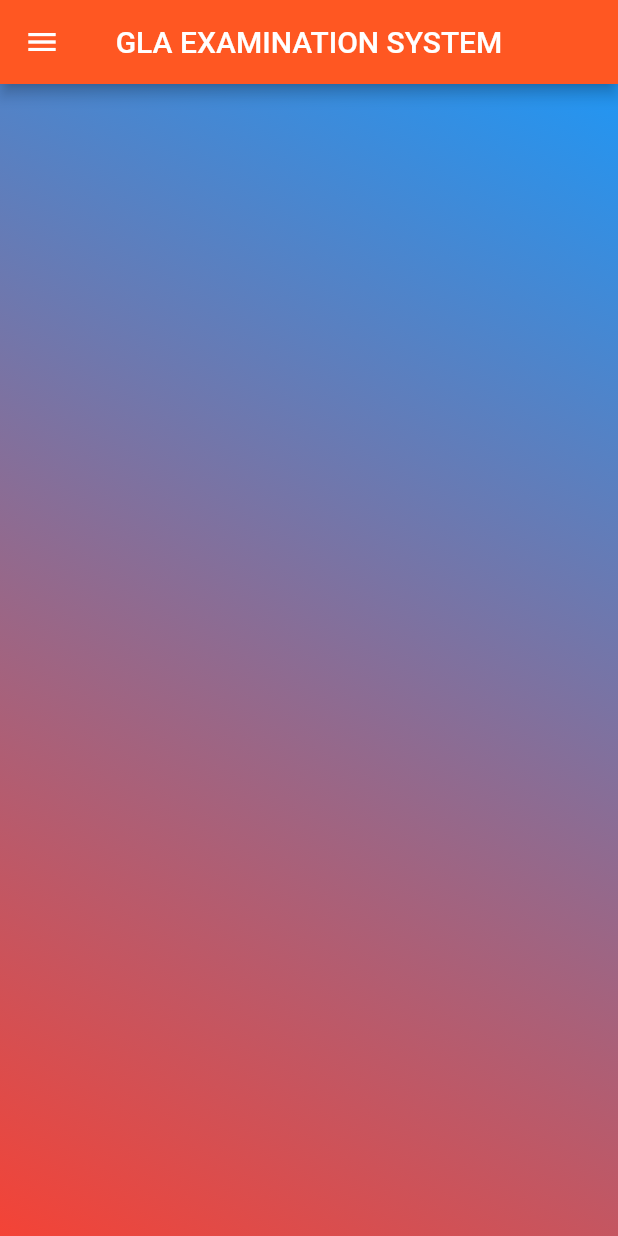
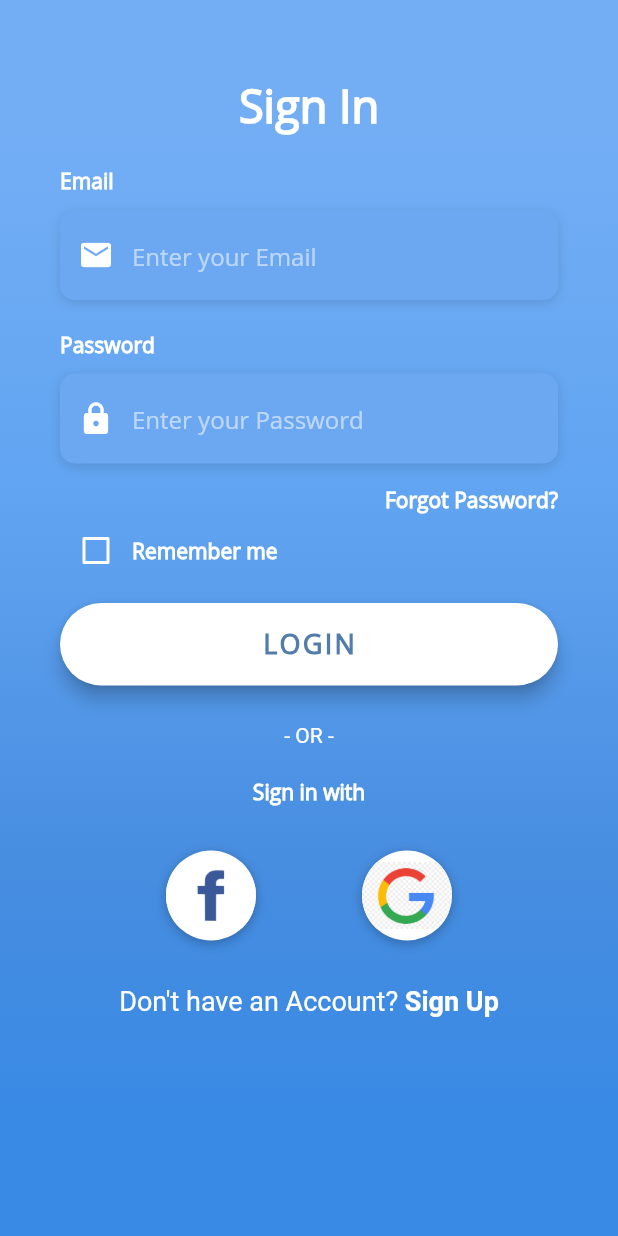
Before and after one commit to Anurodh437/Online_Examination_App_Flutter, a Flutter app: the screen it shows after launch, on a phone screen of 412 x 824 dp. Run offline on Flutter 3.47's test engine with Material 2 defaults, Android fonts, the phone set to English and light mode, and no system bars.

Commit message:
Added some new files.

```diff
--- /dev/null
+++ b/lib/Screens/LoginScreen.dart
@@ -0,0 +1,312 @@
+import 'package:flutter/material.dart';
+import 'package:flutter/services.dart';
+import 'package:trial_app/utilities/constants.dart';
+
+class LoginScreen extends StatefulWidget {
+  @override
+  _LoginScreenState createState() => _LoginScreenState();
+}
+
+class _LoginScreenState extends State<LoginScreen> {
+  bool _rememberMe = false;
+
+  Widget _buildEmailTF() {
+    return Column(
+      crossAxisAlignment: CrossAxisAlignment.start,
+      children: <Widget>[
+        Text(
+          'Email',
+          style: kLabelStyle,
+        ),
+        SizedBox(height: 10.0),
+        Container(
+          alignment: Alignment.centerLeft,
+          decoration: kBoxDecorationStyle,
+          height: 60.0,
+          child: TextField(
+            keyboardType: TextInputType.emailAddress,
+            style: TextStyle(
+              color: Colors.white,
+              fontFamily: 'OpenSans',
+            ),
+            decoration: InputDecoration(
+              border: InputBorder.none,
+              contentPadding: EdgeInsets.only(top: 14.0),
+              prefixIcon: Icon(
+                Icons.email,
+                color: Colors.white,
+              ),
+              hintText: 'Enter your Email',
+              hintStyle: kHintTextStyle,
+            ),
+          ),
+        ),
+      ],
+    );
+  }
+
+  Widget _buildPasswordTF() {
+    return Column(
+      crossAxisAlignment: CrossAxisAlignment.start,
+      children: <Widget>[
+        Text(
+          'Password',
+          style: kLabelStyle,
+        ),
+        SizedBox(height: 10.0),
+        Container(
+          alignment: Alignment.centerLeft,
+          decoration: kBoxDecorationStyle,
+          height: 60.0,
+          child: TextField(
+            obscureText: true,
+            style: TextStyle(
+              color: Colors.white,
+              fontFamily: 'OpenSans',
+            ),
+            decoration: InputDecoration(
+              border: InputBorder.none,
+              contentPadding: EdgeInsets.only(top: 14.0),
+              prefixIcon: Icon(
+                Icons.lock,
+                color: Colors.white,
+              ),
+              hintText: 'Enter your Password',
+              hintStyle: kHintTextStyle,
+            ),
+          ),
+        ),
+      ],
+    );
+  }
+
+  Widget _buildForgotPasswordBtn() {
+    return Container(
+      alignment: Alignment.centerRight,
+      child: FlatButton(
+        onPressed: () => print('Forgot Password Button Pressed'),
+        padding: EdgeInsets.only(right: 0.0),
+        child: Text(
+          'Forgot Password?',
+          style: kLabelStyle,
+        ),
+      ),
+    );
+  }
+
+  Widget _buildRememberMeCheckbox() {
+    return Container(
+      height: 20.0,
+      child: Row(
+        children: <Widget>[
+          Theme(
+            data: ThemeData(unselectedWidgetColor: Colors.white),
+            child: Checkbox(
+              value: _rememberMe,
+              checkColor: Colors.green,
+              activeColor: Colors.white,
+              onChanged: (value) {
+                setState(() {
+                  _rememberMe = value;
+                });
+              },
+            ),
+          ),
+          Text(
+            'Remember me',
+            style: kLabelStyle,
+          ),
+        ],
+      ),
+    );
+  }
+
+  Widget _buildLoginBtn() {
+    return Container(
+      padding: EdgeInsets.symmetric(vertical: 25.0),
+      width: double.infinity,
+      child: RaisedButton(
+        elevation: 5.0,
+        onPressed: () => print('Login Button Pressed'),
+        padding: EdgeInsets.all(15.0),
+        shape: RoundedRectangleBorder(
+          borderRadius: BorderRadius.circular(30.0),
+        ),
+        color: Colors.white,
+        child: Text(
+          'LOGIN',
+          style: TextStyle(
+            color: Color(0xFF527DAA),
+            letterSpacing: 1.5,
+            fontSize: 18.0,
+            fontWeight: FontWeight.bold,
+            fontFamily: 'OpenSans',
+          ),
+        ),
+      ),
+    );
+  }
+
+  Widget _buildSignInWithText() {
+    return Column(
+      children: <Widget>[
+        Text(
+          '- OR -',
+          style: TextStyle(
+            color: Colors.white,
+            fontWeight: FontWeight.w400,
+          ),
+        ),
+        SizedBox(height: 20.0),
+        Text(
+          'Sign in with',
+          style: kLabelStyle,
+        ),
+      ],
+    );
+  }
+
+  Widget _buildSocialBtn(Function onTap, AssetImage logo) {
+    return GestureDetector(
+      onTap: onTap,
+      child: Container(
+        height: 60.0,
+        width: 60.0,
+        decoration: BoxDecoration(
+          shape: BoxShape.circle,
+          color: Colors.white,
+          boxShadow: [
+            BoxShadow(
+              color: Colors.black26,
+              offset: Offset(0, 2),
+              blurRadius: 6.0,
+            ),
+          ],
+          image: DecorationImage(
+            image: logo,
+          ),
+        ),
+      ),
+    );
+  }
+
+  Widget _buildSocialBtnRow() {
+    return Padding(
+      padding: EdgeInsets.symmetric(vertical: 30.0),
+      child: Row(
+        mainAxisAlignment: MainAxisAlignment.spaceEvenly,
+        children: <Widget>[
+          _buildSocialBtn(
+                () => print('Login with Facebook'),
+            AssetImage(
+              'assets/facebook.jpg',
+            ),
+          ),
+          _buildSocialBtn(
+                () => print('Login with Google'),
+            AssetImage(
+              'assets/google.jpg',
+            ),
+          ),
+        ],
+      ),
+    );
+  }
+
+  Widget _buildSignupBtn() {
+    return GestureDetector(
+      onTap: () => print('Sign Up Button Pressed'),
+      child: RichText(
+        text: TextSpan(
+          children: [
+            TextSpan(
+              text: 'Don\'t have an Account? ',
+              style: TextStyle(
+                color: Colors.white,
+                fontSize: 18.0,
+                fontWeight: FontWeight.w400,
+              ),
+            ),
+            TextSpan(
+              text: 'Sign Up',
+              style: TextStyle(
+                color: Colors.white,
+                fontSize: 18.0,
+                fontWeight: FontWeight.bold,
+              ),
+            ),
+          ],
+        ),
+      ),
+    );
+  }
+
+  @override
+  Widget build(BuildContext context) {
+    return Scaffold(
+      body: AnnotatedRegion<SystemUiOverlayStyle>(
+        value: SystemUiOverlayStyle.light,
+        child: GestureDetector(
+          onTap: () => FocusScope.of(context).unfocus(),
+          child: Stack(
+            children: <Widget>[
+              Container(
+                height: double.infinity,
+                width: double.infinity,
+                decoration: BoxDecoration(
+                  gradient: LinearGradient(
+                    begin: Alignment.topCenter,
+                    end: Alignment.bottomCenter,
+                    colors: [
+                      Color(0xFF73AEF5),
+                      Color(0xFF61A4F1),
+                      Color(0xFF478DE0),
+                      Color(0xFF398AE5),
+                    ],
+                    stops: [0.1, 0.4, 0.7, 0.9],
+                  ),
+                ),
+              ),
+              Container(
+                height: double.infinity,
+                child: SingleChildScrollView(
+                 // physics: AlwaysScrollableScrollPhysics(),
+                  padding: EdgeInsets.symmetric(
+                    horizontal: 40.0,
+                    vertical: 50.0,
+                  ),
+                  child: Column(
+                    mainAxisAlignment: MainAxisAlignment.center,
+                    children: <Widget>[
+                      Text(
+                        'Sign In',
+                        style: TextStyle(
+                          color: Colors.white,
+                          fontFamily: 'OpenSans',
+                          fontSize: 30.0,
+                          fontWeight: FontWeight.bold,
+                        ),
+                      ),
+                      SizedBox(height: 20.0),
+                      _buildEmailTF(),
+                      SizedBox(
+                        height: 20.0,
+                      ),
+                      _buildPasswordTF(),
+                      _buildForgotPasswordBtn(),
+                      _buildRememberMeCheckbox(),
+                      _buildLoginBtn(),
+                      _buildSignInWithText(),
+                      _buildSocialBtnRow(),
+                      _buildSignupBtn(),
+                    ],
+                  ),
+                ),
+              )
+            ],
+          ),
+        ),
+      ),
+    );
+  }
+}
--- /dev/null
+++ b/lib/Screens/mainscreen.dart
@@ -0,0 +1,76 @@
+import 'package:flutter/material.dart';
+import 'package:flutter/widgets.dart';
+import 'package:trial_app/Screens/LoginScreen.dart';
+
+
+class MainPage extends StatelessWidget {
+  // This widget is the root of your application.
+  @override
+  Widget build(BuildContext context) {
+    return MaterialApp(
+      title: "Gla Student Login App",
+      debugShowCheckedModeBanner: false,
+      home: LoginScreen(),
+    );
+  }
+}
+
+class GlaApp extends StatefulWidget {
+  @override
+  _GlaAppState createState() => _GlaAppState();
+}
+
+class _GlaAppState extends State<GlaApp> {
+  @override
+  Widget build(BuildContext context) {
+    return Scaffold(
+      appBar: AppBar(
+        centerTitle: true,
+        title: Text("GLA EXAMINATION SYSTEM"),
+        backgroundColor: Colors.deepOrange,
+      ),
+      drawer: Drawer(
+        child: ListView(
+          padding: EdgeInsets.all(0),
+          children: <Widget>[
+            UserAccountsDrawerHeader(
+              decoration: BoxDecoration(
+                color: Colors.deepOrange,
+              ),
+              accountName:Text("Name",style: TextStyle(fontSize: 20,fontWeight: FontWeight.bold)),
+              accountEmail: Text("Email Id"),
+              currentAccountPicture: CircleAvatar(
+                backgroundImage: AssetImage("assets/gla-university-logo.jpg"),
+              ),
+            ),
+            ListTile(
+                leading: Icon(Icons.settings,color: Colors.cyan,size: 29),
+                title: Text("Settings",style: TextStyle(fontWeight: FontWeight.bold,fontSize: 20)),
+                onTap: (){
+                  Navigator.pop(context);
+                }
+            ),
+            ListTile(
+              leading: Icon(Icons.logout,color: Colors.red,size: 29),
+              title: Text("Logout",style: TextStyle(fontWeight: FontWeight.bold,fontSize: 20)),
+              onTap: () {
+                Navigator.pop(context);
+              },
+            )
+          ],
+        ),
+      ),
+      body: Container(
+        decoration: BoxDecoration(
+            gradient: LinearGradient(
+                begin: Alignment.topRight,
+                end: Alignment.bottomLeft,
+                colors: [
+                  Colors.blue,
+                  Colors.red,
+                ])
+        ),
+      ),
+    );
+  }
+}
--- a/lib/main.dart
+++ b/lib/main.dart
@@ -1,5 +1,6 @@
 import 'package:flutter/material.dart';
 import 'package:flutter/widgets.dart';
+import 'package:trial_app/Screens/LoginScreen.dart';
 
 void main() {
   runApp(MyApp());
@@ -12,67 +13,8 @@ class MyApp extends StatelessWidget {
     return MaterialApp(
       title: "Gla Student Login App",
       debugShowCheckedModeBanner: false,
-      home: GlaApp(),
+      home: LoginScreen(),
+      //initialRoute: ,
     );
   }
 }
-
-class GlaApp extends StatefulWidget {
-  @override
-  _GlaAppState createState() => _GlaAppState();
-}
-
-class _GlaAppState extends State<GlaApp> {
-  @override
-  Widget build(BuildContext context) {
-    return Scaffold(
-      appBar: AppBar(
-        centerTitle: true,
-          title: Text("GLA EXAMINATION SYSTEM"),
-          backgroundColor: Colors.deepOrange,
-      ),
-      drawer: Drawer(
-        child: ListView(
-          padding: EdgeInsets.all(0),
-          children: <Widget>[
-            UserAccountsDrawerHeader(
-                decoration: BoxDecoration(
-                  color: Colors.deepOrange,
-                ),
-              accountName:Text("Name",style: TextStyle(fontSize: 20,fontWeight: FontWeight.bold)),
-              accountEmail: Text("Email Id"),
-              currentAccountPicture: CircleAvatar(
-                backgroundImage: AssetImage("assets/gla-university-logo.jpg"),
-              ),
-           ),
-            ListTile(
-              leading: Icon(Icons.settings,color: Colors.cyan,size: 29),
-              title: Text("Settings",style: TextStyle(fontWeight: FontWeight.bold,fontSize: 20)),
-              onTap: (){
-                  Navigator.pop(context);
-              }
-            ),
-            ListTile(
-              leading: Icon(Icons.logout,color: Colors.red,size: 29),
-              title: Text("Logout",style: TextStyle(fontWeight: FontWeight.bold,fontSize: 20)),
-              onTap: () {
-
-              },
-            )
-          ],
-        ),
-      ),
-      body: Container(
-        decoration: BoxDecoration(
-          gradient: LinearGradient(
-              begin: Alignment.topRight,
-              end: Alignment.bottomLeft,
-          colors: [
-            Colors.blue,
-            Colors.red,
-          ])
-        ),
-      ),
-    );
-  }
-}
--- /dev/null
+++ b/lib/utilities/constants.dart
@@ -0,0 +1,24 @@
+import 'package:flutter/material.dart';
+
+final kHintTextStyle = TextStyle(
+  color: Colors.white54,
+  fontFamily: 'OpenSans',
+);
+
+final kLabelStyle = TextStyle(
+  color: Colors.white,
+  fontWeight: FontWeight.bold,
+  fontFamily: 'OpenSans',
+);
+
+final kBoxDecorationStyle = BoxDecoration(
+  color: Color(0xFF6CA8F1),
+  borderRadius: BorderRadius.circular(10.0),
+  boxShadow: [
+    BoxShadow(
+      color: Colors.black12,
+      blurRadius: 6.0,
+      offset: Offset(0, 2),
+    ),
+  ],
+);
--- a/pubspec.yaml
+++ b/pubspec.yaml
@@ -66,8 +66,10 @@ flutter:
   #       - asset: fonts/Schyler-Italic.ttf
   #         style: italic
   #   - family: Trajan Pro
-  #     fonts:
-  #       - asset: fonts/TrajanPro.ttf
+  fonts:
+    - family: OpenSans
+      fonts:
+        - asset: assets/fonts/OpenSans.ttf
   #       - asset: fonts/TrajanPro_Bold.ttf
   #         weight: 700
   #
```
Also changed, not shown: assets/facebook.jpg (added), assets/fonts/OpenSans.ttf (added), assets/google.jpg (added), lib/Screens/loading.dart (added).
